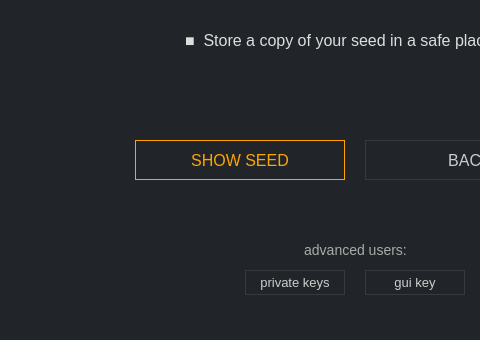
Qt form src/gui/ui/receiveframe.ui (ConcealNetwork/conceal-desktop) before a commit; both pictures show x 255 to 735 and y 360 to 700 of the 1270 by 700 pixel window.
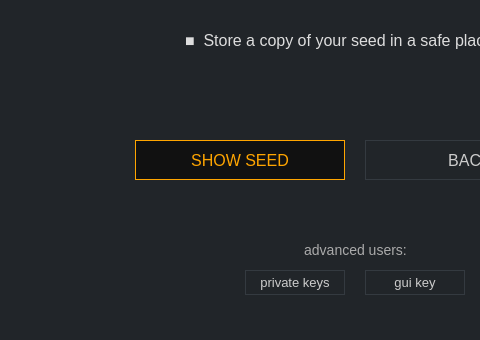
The same form after that commit. Icons and pictures are not drawn.

Commit message: fix incorrect color codes

Patch:
```diff
--- a/src/gui/ui/receiveframe.ui
+++ b/src/gui/ui/receiveframe.ui
@@ -552,7 +552,7 @@
         </font>
        </property>
        <property name="styleSheet">
-        <string notr="true">QPushButton#m_showSeed {color: orange; background-color: #1; border: 1px solid orange; font-size: 16px;}
+        <string notr="true">QPushButton#m_showSeed {color: orange; background-color: #111111; border: 1px solid orange; font-size: 16px;}
 
 QPushButton#m_showSeed:hover {color: orange; background-color: #1; border: 2px solid orange; font-size: 16px;}</string>
        </property>
```
Left out of the diff: 42 changed lines with no effect on the pictures. The commit also changes 26 other files.
